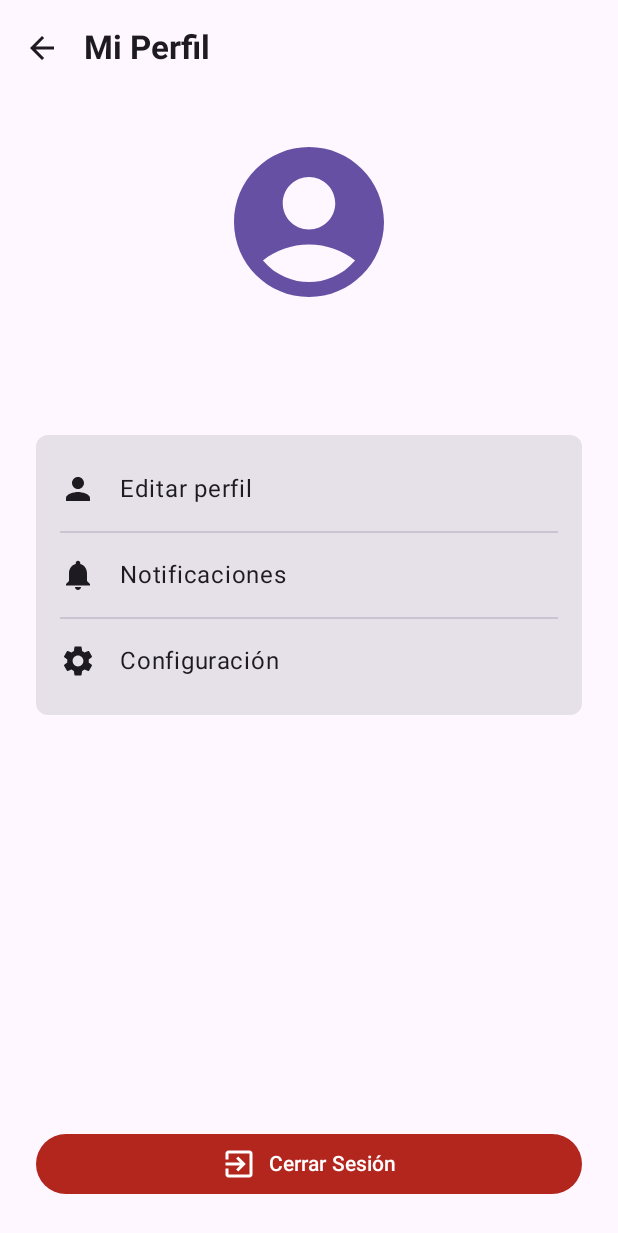
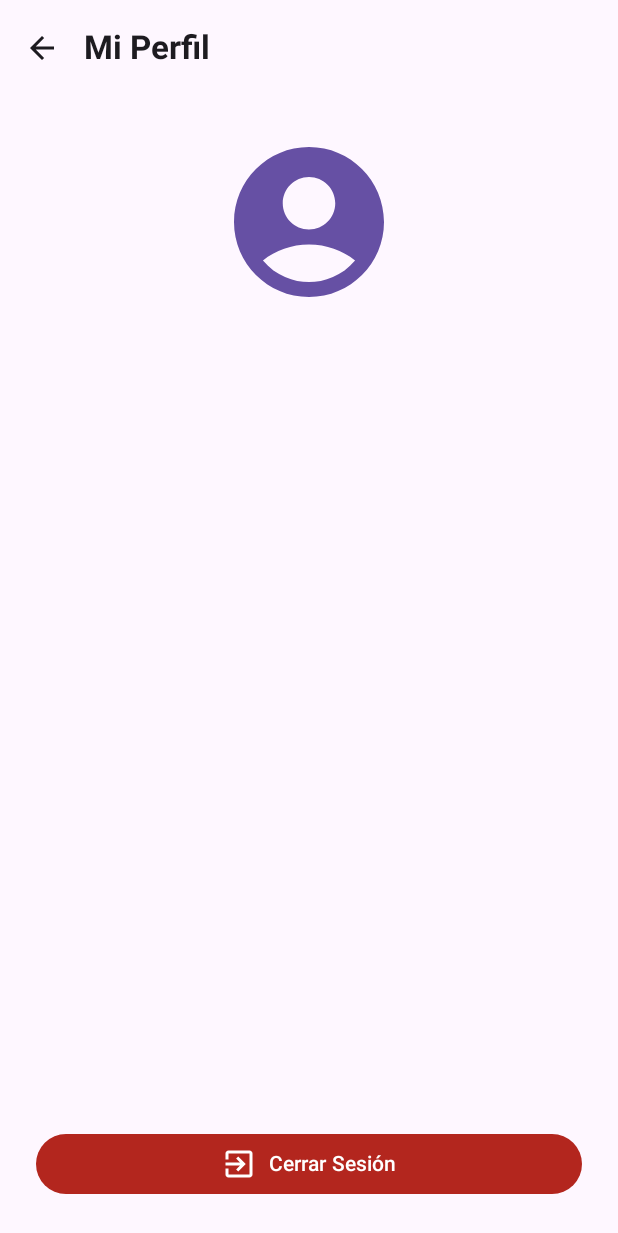
Before and after one commit to Freddy-MuQui/SERVISALE, an Android app built with Jetpack Compose: the PerfilScreen screen opened through its navigation route, on a phone screen of 412 x 824 dp. Shown: the top 1233 px of the screen. Run offline under Robolectric (Android 15) with nearby library versions, the phone set to English and light mode, and no system bars; our stand-ins replace Room's generated code.

Commit message:
detalles finales

```diff
--- a/app/src/main/java/cl/duoc/basico/ui/screens/PerfilScreen.kt
+++ b/app/src/main/java/cl/duoc/basico/ui/screens/PerfilScreen.kt
@@ -36,15 +36,6 @@ fun PerfilScreen(
             Spacer(modifier = Modifier.height(24.dp))
             Text(usuarioEmail, style = MaterialTheme.typography.titleLarge)
             Spacer(modifier = Modifier.height(32.dp))
-            Card(modifier = Modifier.fillMaxWidth()) {
-                Column(modifier = Modifier.padding(16.dp)) {
-                    ProfileMenuItem(Icons.Default.Person, "Editar perfil", onClick = { /* TODO: navegación futura */ })
-                    Divider(modifier = Modifier.padding(vertical = 8.dp))
-                    ProfileMenuItem(Icons.Default.Notifications, "Notificaciones", onClick = { /* TODO: navegación futura */ })
-                    Divider(modifier = Modifier.padding(vertical = 8.dp))
-                    ProfileMenuItem(Icons.Default.Settings, "Configuración", onClick = { /* TODO: navegación futura */ })
-                }
-            }
             Spacer(modifier = Modifier.weight(1f))
             Button(
                 onClick = onLogout,
```
Also changed, not shown: app/src/main/res/mipmap-hdpi/ic_launcher.png (added), app/src/main/res/mipmap-mdpi/ic_launcher.png (added), app/src/main/res/mipmap-xhdpi/ic_launcher.png (added), app/src/main/res/mipmap-xxhdpi/ic_launcher.png (added), app/src/main/res/mipmap-xxxhdpi/ic_launcher.png (added).
